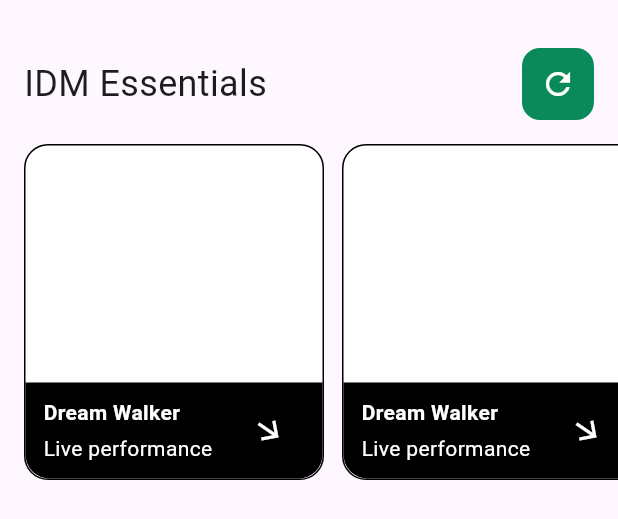
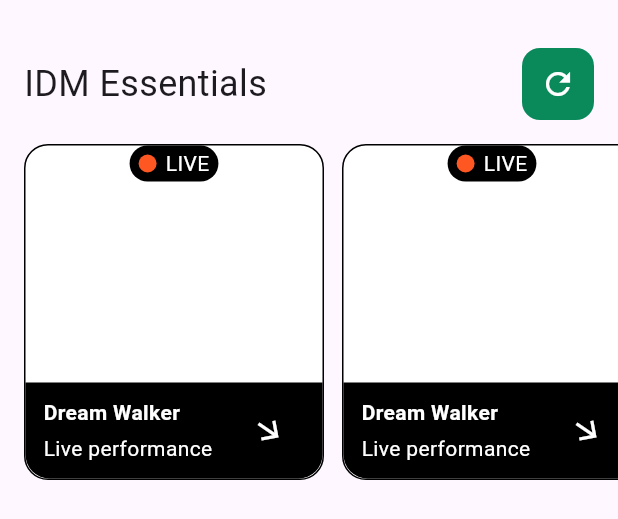
Before and after one commit to JAICHANGPARK/flutter_notebook_chapter_43, a Flutter app: the MusicPlayerIdmPage widget shown alone on an empty page, opened directly, on a phone screen of 412 x 824 dp. Shown: the top 519 px of the screen. Run offline on Flutter 3.47's test engine with Material 3 defaults, Android fonts, the phone set to English and light mode, and no system bars; our stand-ins replace gap, hugeicons.

Commit message:
Update music_player_idm_page.dart

```diff
--- a/lib/ep2157_music_player_app/ui/home/widgets/music_player_idm_page.dart
+++ b/lib/ep2157_music_player_app/ui/home/widgets/music_player_idm_page.dart
@@ -1,5 +1,6 @@
 import 'package:flutter/material.dart';
 import 'package:flutter_notebook_chapter_43/ep2157_music_player_app/music_player_theme.dart';
+import 'package:flutter_notebook_chapter_43/ep2157_music_player_app/ui/live_tag_widget.dart';
 
 class MusicPlayerIdmPage extends StatelessWidget {
   const MusicPlayerIdmPage({super.key});
@@ -69,7 +70,9 @@ class MusicPlayerIdmPage extends StatelessWidget {
                         Expanded(
                           child: Stack(
                             children: [
-                              Positioned(child: Container(child: Row(),))
+                              Positioned(
+                                child: LiveTagWidget(),
+                              )
                             ],
                           ),
                         ),
```
